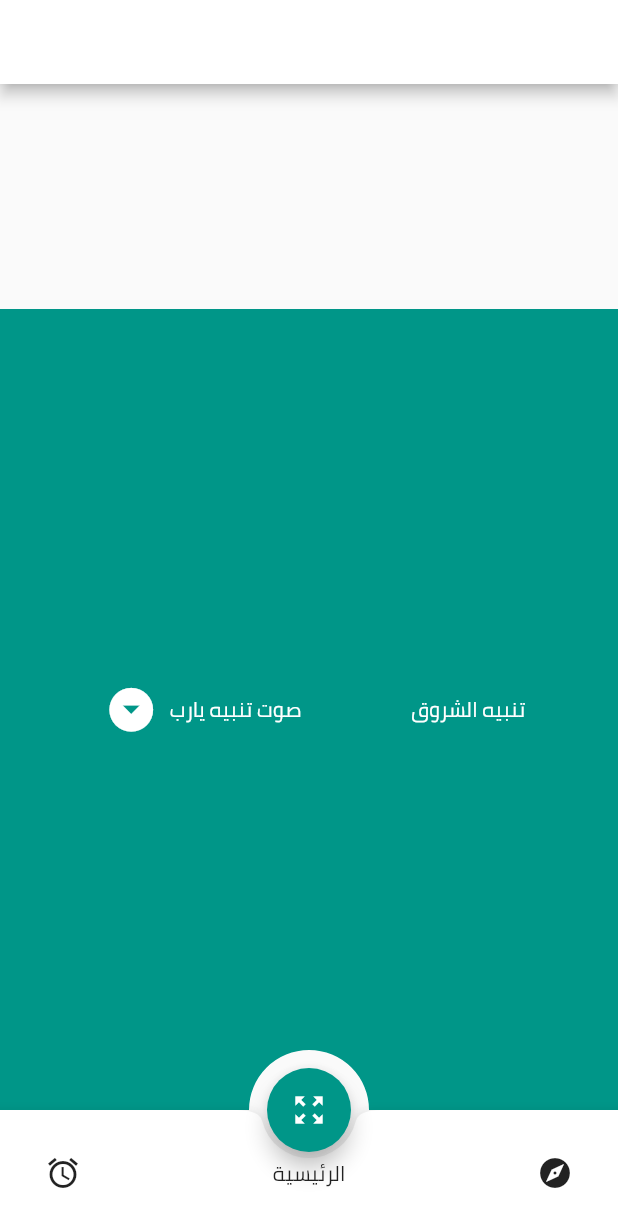
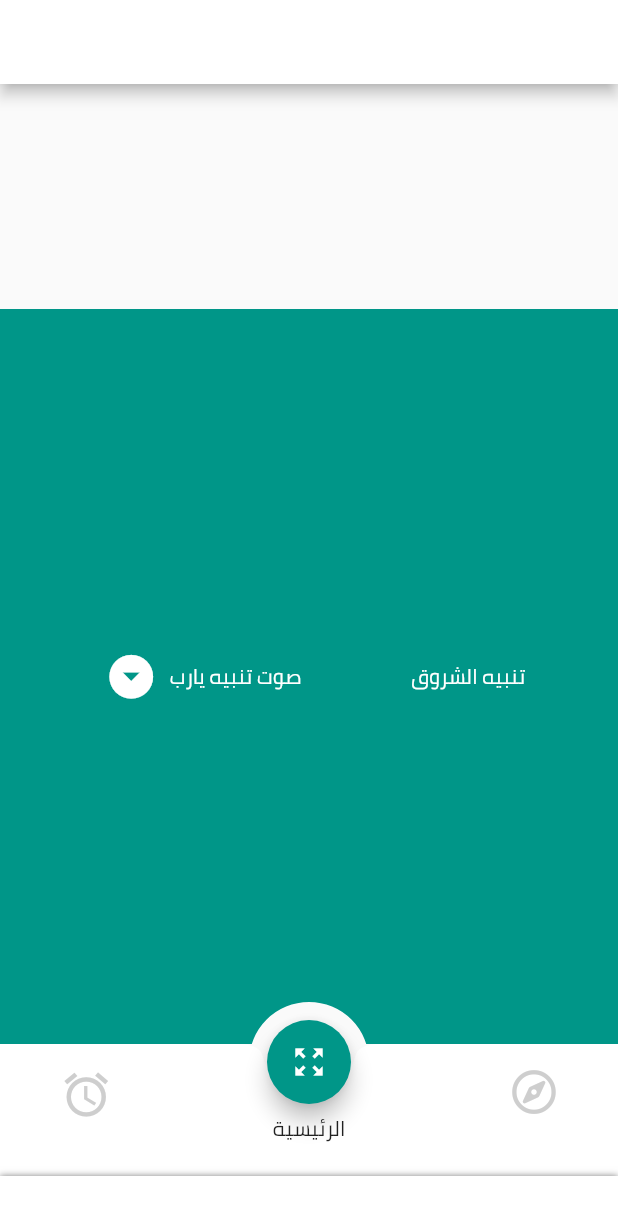
Before and after one commit to Reekoooo/flutter_task, a Flutter app: the screen it shows after launch, on a phone screen of 412 x 824 dp. Shown: the top 1227 px of the screen. Run offline on Flutter 3.47's test engine with Material 2 defaults, Android fonts, the phone set to English and light mode, and no system bars; our stand-ins replace font_awesome_flutter.

Commit message:
fixed the FAB position

```diff
--- a/lib/main.dart
+++ b/lib/main.dart
@@ -1,5 +1,5 @@
 import 'package:flutter/material.dart';
-
+import 'package:font_awesome_flutter/font_awesome_flutter.dart';
 void main() => runApp(MyApp());
 
 class MyApp extends StatelessWidget {
@@ -28,6 +28,7 @@ class MyHomePage extends StatefulWidget {
 
 class _MyHomePageState extends State<MyHomePage> {
   String dropdownValue = 'صوت تنبيه يارب';
+  double Y_offset = 12.0;
 
   @override
   Widget build(BuildContext context) {
@@ -42,7 +43,7 @@ class _MyHomePageState extends State<MyHomePage> {
           ),
           Expanded(
             child: ClipPath(
-              clipper: CustomRect(),
+              clipper: CustomRect(yOffset: Y_offset),
               child: Container(
                 color: Colors.teal,
                 child: Row(
@@ -59,12 +60,11 @@ class _MyHomePageState extends State<MyHomePage> {
                           child: DropdownButton<String>(
                             underline: Container(),
                             iconSize: 35.0,
-
-                            style: TextStyle(color: Colors.white,fontFamily: 'Cairo'),
+                            style: TextStyle(
+                                color: Colors.white, fontFamily: 'Cairo'),
                             icon: Icon(
                               Icons.arrow_drop_down_circle,
                               color: Colors.white,
-
                             ),
                             value: dropdownValue,
                             onChanged: (String newValue) {
@@ -104,60 +104,77 @@ class _MyHomePageState extends State<MyHomePage> {
         ],
       ),
       floatingActionButtonLocation: FloatingActionButtonLocation.centerDocked,
-      floatingActionButton: FloatingActionButton(
+      floatingActionButton: Transform.translate(
+        offset: Offset(0.0, Y_offset),
+        child: FloatingActionButton(
+
             child: Icon(Icons.zoom_out_map), onPressed: () {}),
+      ),
       bottomNavigationBar: BottomAppBar(
+        elevation: 0.0,
         shape: CircularNotchedRectangle(),
         notchMargin: 4.0,
-        child: new Row(
+        child: Column(
+          mainAxisSize: MainAxisSize.min,
+          children: <Widget>[
+            Row(
               mainAxisSize: MainAxisSize.max,
               mainAxisAlignment: MainAxisAlignment.spaceBetween,
               children: <Widget>[
                 Padding(
-              padding: const EdgeInsets.all(18.0),
+                  padding: const EdgeInsets.only(top: 8.0,bottom: 32.0,left: 32.0,right: 32.0),
                   child: IconButton(
-                icon: Icon(Icons.access_alarm),
-                onPressed: () {},
+                    icon: Icon(Icons.access_alarms,size: 35.0,color: Colors.grey.withOpacity(0.5),),
+                    onPressed: () {
+                      Navigator.of(context).push(
+                        MaterialPageRoute(builder: (context)=>Material(child: Page1()))
+                      );
+                    },
                   ),
                 ),
-            Text(
+                Transform.translate(
+                  offset: Offset(0.0, Y_offset),
+                  child: Text(
                     "الرئيسية",
                     style: TextStyle(fontSize: 14.0),
                   ),
+                ),
+
                 Padding(
-              padding: const EdgeInsets.all(18.0),
+                  padding: const EdgeInsets.only(top: 8.0,bottom: 32.0,left: 32.0,right: 32.0),
                   child: IconButton(
-                icon: Icon(Icons.explore),
-                onPressed: () {},
+                    icon: Icon(FontAwesomeIcons.compass,size: 30.0,color: Colors.grey.withOpacity(0.5),),
+                    onPressed: () {
+                      Navigator.of(context).push(
+                          MaterialPageRoute(builder: (context)=>Material(child: Page2()))
+                      );
+                    },
                   ),
                 ),
               ],
             ),
+            Container(
+              height: 40.0,
+              decoration:  BoxDecoration(
+                color: Colors.white,
+                  boxShadow: [
+                BoxShadow(
+                  color: Colors.black.withOpacity(0.5),
+                  blurRadius: 3.0,
                 ),
-//      body: Center(
-////        child: Column(
-////          mainAxisAlignment: MainAxisAlignment.end,
-////          children:  <Widget>[
-////            BottomAppBar(
-////
-////              child: new Row(
-////                mainAxisSize: MainAxisSize.max,
-////                mainAxisAlignment: MainAxisAlignment.spaceBetween,
-////                children: <Widget>[
-////                  IconButton(icon: Icon(Icons.menu), onPressed: () {},),
-////                  IconButton(icon: Icon(Icons.search), onPressed: () {},),
-////                ],
-////              ),
-////            ),
-////          ],
-////
-////    ),
-//      ),
+              ]),
+
+            )
+          ],
+        ),
+      ),
     );
   }
 }
 
 class CustomRect extends CustomClipper<Path> {
+  final double yOffset;
+  CustomRect({this.yOffset});
   @override
   Path getClip(Size size) {
     var path = Path();
@@ -165,7 +182,7 @@ class CustomRect extends CustomClipper<Path> {
     path.lineTo((size.width / 2) - 40.0, size.height);
     path.addArc(
         Rect.fromCircle(
-            center: Offset(size.width / 2, size.height), radius: 40.0),
+            center: Offset(size.width / 2, size.height+yOffset), radius: 40.0),
         -3.14,
         3.14);
     path.lineTo(size.width, size.height);
@@ -180,3 +197,30 @@ class CustomRect extends CustomClipper<Path> {
     return false;
   }
 }
+
+class Page1 extends StatefulWidget {
+  @override
+  _Page1State createState() => _Page1State();
+}
+
+class _Page1State extends State<Page1> {
+  @override
+  Widget build(BuildContext context) {
+    return Center(child: Container(
+      child: Text("Page 1",style: TextStyle(fontSize: 50.0),),
+    ));
+  }
+}
+class Page2 extends StatefulWidget {
+  @override
+  _Page2State createState() => _Page2State();
+}
+
+class _Page2State extends State<Page2> {
+  @override
+  Widget build(BuildContext context) {
+    return Center(child: Container(
+      child: Text("Page 2",style: TextStyle(fontSize: 50.0),),
+    ));
+  }
+}
--- a/pubspec.yaml
+++ b/pubspec.yaml
@@ -23,6 +23,7 @@ dependencies:
   # The following adds the Cupertino Icons font to your application.
   # Use with the CupertinoIcons class for iOS style icons.
   cupertino_icons: ^0.1.2
+  font_awesome_flutter: ^8.5.0
 
 dev_dependencies:
   flutter_test:
```
Also changed, not shown: pubspec.lock. Lines whose indentation alone changed are shown as unchanged.
